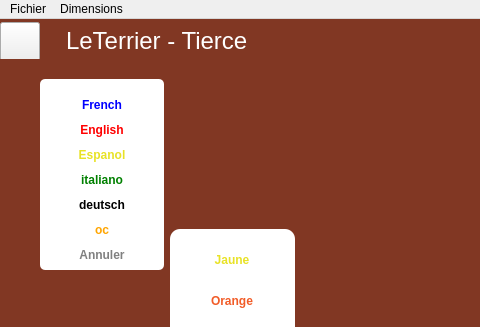
The window that mainwindow.ui (Txikilinux/leterrier-tierce) describes before a commit, drawn with Qt 5; both pictures show x 0 to 480 and y 0 to 327 of the 1024 by 590 pixel window.
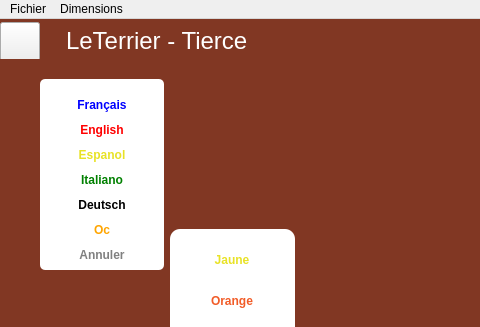
The same window after the commit. Icons and pictures are not drawn. Custom widgets are drawn as their Qt base class.

```diff
--- a/mainwindow.ui
+++ b/mainwindow.ui
@@ -1003,7 +1003,7 @@
              <string notr="true">color:orange</string>
             </property>
             <property name="text">
-             <string>oc</string>
+             <string>Oc</string>
             </property>
            </widget>
           </item>
@@ -1037,7 +1037,7 @@
              <string notr="true">color:black</string>
             </property>
             <property name="text">
-             <string>deutsch</string>
+             <string>Deutsch</string>
             </property>
            </widget>
           </item>
@@ -1071,7 +1071,7 @@
              <string notr="true">color: blue;</string>
             </property>
             <property name="text">
-             <string>French</string>
+             <string>Français</string>
             </property>
            </widget>
           </item>
@@ -1173,7 +1173,7 @@
              <string notr="true">color:green</string>
             </property>
             <property name="text">
-             <string>italiano</string>
+             <string>Italiano</string>
             </property>
            </widget>
           </item>
```
